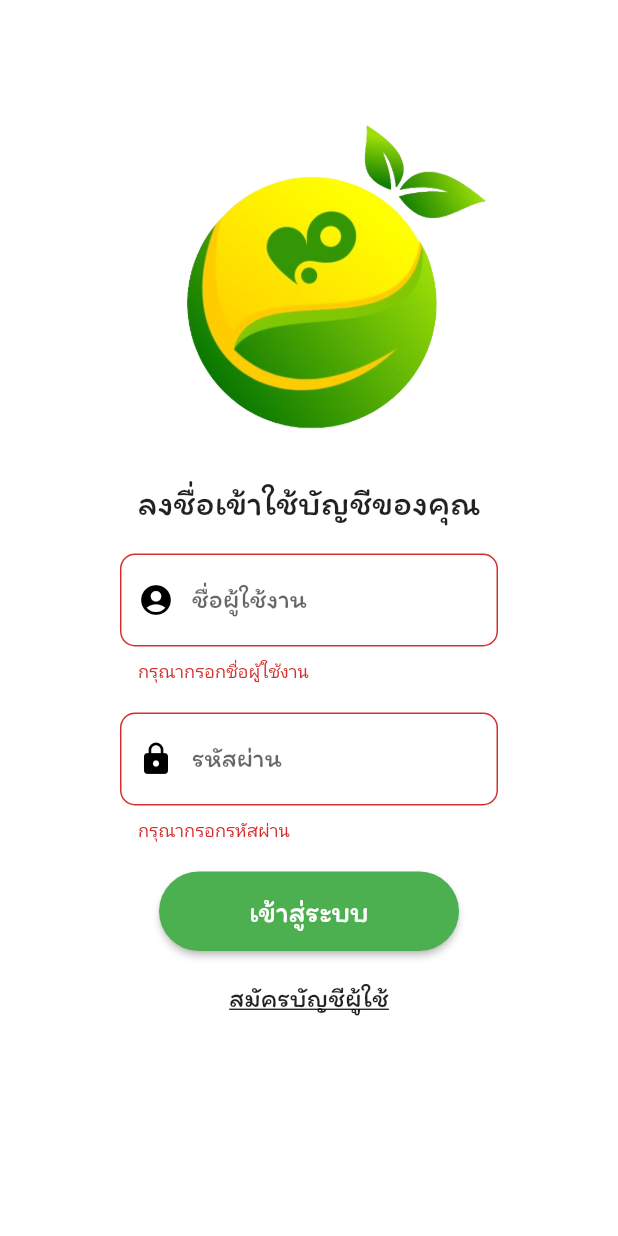
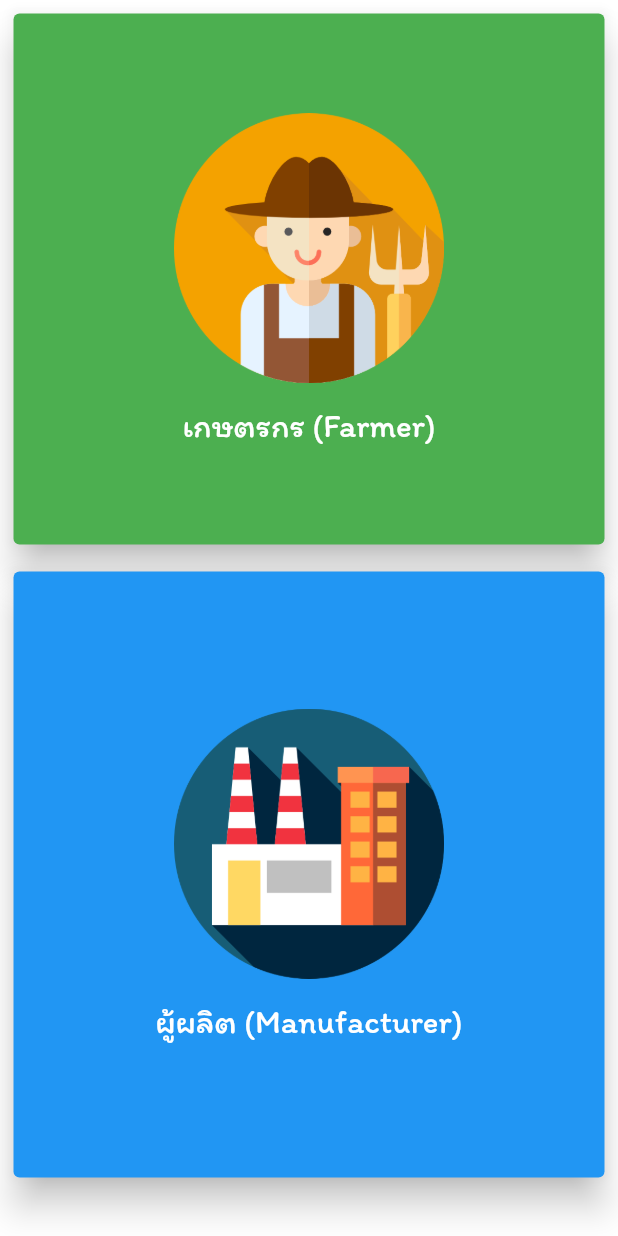
Before and after one commit to all890/mju_food_trace_app, a Flutter app: the screen it shows after launch, after a tap on "เข้าสู่ระบบ", after a tap on "สมัครบัญชีผู้ใช้", on a phone screen of 412 x 824 dp. Run offline on Flutter 3.47's test engine with Material 2 defaults, Android fonts, the phone set to English and light mode, and no system bars; our stand-ins replace file_picker, flutter_typeahead, geolocator, google_maps_flutter, quickalert; missing offline and left inert: dart:ffi, flutter_google_location_picker, flutter_session_manager.

Commit message:
Add register selection screen

```diff
--- a/lib/main.dart
+++ b/lib/main.dart
@@ -5,6 +5,7 @@ import 'package:mju_food_trace_app/screen/farmer/list_planting_farmer_screen.dar
 import 'package:mju_food_trace_app/screen/farmer_register_screen.dart';
 import 'package:mju_food_trace_app/screen/login_screen.dart';
 import 'package:mju_food_trace_app/screen/manufacturer_register_screen.dart';
+import 'package:mju_food_trace_app/screen/register_selection_screen.dart';
 import 'package:mju_food_trace_app/screen/register_success_screen.dart';
 
 void main() {
@@ -18,7 +19,7 @@ class MainApp extends StatelessWidget {
   Widget build(BuildContext context) {
     return const MaterialApp(
       debugShowCheckedModeBanner: false,
-      home:LoginScreen()
+      home: LoginScreen()
     );
   }
 }
--- a/lib/screen/farmer_register_screen.dart
+++ b/lib/screen/farmer_register_screen.dart
@@ -7,6 +7,7 @@ import 'package:http/http.dart' as http;
 import 'package:file_picker/file_picker.dart';
 import 'package:flutter/material.dart';
 import 'package:intl/intl.dart';
+import 'package:mju_food_trace_app/screen/login_screen.dart';
 import 'package:mju_food_trace_app/screen/register_success_screen.dart';
 import 'package:quickalert/quickalert.dart';
 
@@ -166,7 +167,7 @@ class _FarmerRegisterScreenState extends State<FarmerRegisterScreen> {
                                           Navigator.of(context).pushReplacement(
                                             MaterialPageRoute(
                                               builder: (BuildContext context) {
-                                                return const RegisterSuccessScreen();
+                                                return const LoginScreen();
                                               }
                                             )
                                           );
--- a/lib/screen/login_screen.dart
+++ b/lib/screen/login_screen.dart
@@ -8,6 +8,7 @@ import 'package:mju_food_trace_app/constant/constant.dart';
 import 'package:mju_food_trace_app/controller/user_controller.dart';
 import 'package:mju_food_trace_app/screen/admin/main_admin_screen.dart';
 import 'package:mju_food_trace_app/screen/manufacturer/main_manufacturer_screen.dart';
+import 'package:mju_food_trace_app/screen/register_selection_screen.dart';
 import 'package:quickalert/models/quickalert_type.dart';
 import 'package:quickalert/widgets/quickalert_dialog.dart';
 
@@ -219,7 +220,13 @@ class _LoginScreenState extends State<LoginScreen> {
                           ),
                         ),
                         onTap: () {
-                          //Go to register selection
+                          Navigator.of(context).pushReplacement(
+                            MaterialPageRoute(
+                              builder: (BuildContext context) {
+                                return const RegisterSelectionScreen();
+                              }
+                            )
+                          );
                           print("Go to register selection");
                         },
                       ),
--- /dev/null
+++ b/lib/screen/register_selection_screen.dart
@@ -0,0 +1,108 @@
+
+import 'package:flutter/material.dart';
+import 'package:mju_food_trace_app/constant/constant.dart';
+import 'package:mju_food_trace_app/screen/farmer_register_screen.dart';
+import 'package:mju_food_trace_app/screen/manufacturer_register_screen.dart';
+
+class RegisterSelectionScreen extends StatelessWidget {
+  const RegisterSelectionScreen({super.key});
+
+  @override
+  Widget build(BuildContext context) {
+    return SafeArea(
+      child: Scaffold(
+        backgroundColor: kBackgroundColor,
+        body: Column(
+          children: [
+            GestureDetector(
+              onTap: () {
+                print("Select farmer");
+                Navigator.of(context).pushReplacement(
+                  MaterialPageRoute(
+                    builder: (BuildContext context) {
+                      return const FarmerRegisterScreen();
+                    }
+                  )
+                );
+              },
+              child: Padding(
+                padding: const EdgeInsets.all(5.0),
+                child: SizedBox(
+                  width: MediaQuery.of(context).size.width,
+                  height: MediaQuery.of(context).size.height/2-50,
+                  child: Card(
+                    elevation: 10,
+                    color: Colors.green,
+                    child: Column(
+                      mainAxisAlignment: MainAxisAlignment.center,
+                      children: [
+                        SizedBox(
+                          width: 180,
+                          height: 180,
+                          child: Image(
+                            image: AssetImage('images/farmer_icon.png')
+                          )
+                        ),
+                        Padding(
+                          padding: const EdgeInsets.only(top: 15),
+                          child: Text(
+                            "เกษตรกร (Farmer)",
+                            style: TextStyle(
+                              fontSize: 22, fontFamily: 'Itim',color: Colors.white),
+                          ),
+                        )
+                      ],
+                    ),
+                  ),
+                ),
+              ),
+            ),
+            GestureDetector(
+              onTap: () {
+                print("Select manufacturer");
+                Navigator.of(context).pushReplacement(
+                  MaterialPageRoute(
+                    builder: (BuildContext context) {
+                      return const ManufacturerRegisterScreen();
+                    }
+                  )
+                );
+              },
+              child: Padding(
+                padding: const EdgeInsets.all(5.0),
+                child: SizedBox(
+                  width: MediaQuery.of(context).size.width,
+                  height: MediaQuery.of(context).size.height/2,
+                  child: Card(
+                    elevation: 10,
+                    color: Colors.blue,
+                    child: Column(
+                      mainAxisAlignment: MainAxisAlignment.center,
+                      children: [
+                        SizedBox(
+                          width: 180,
+                          height: 180,
+                          child: Image(
+                            image: AssetImage('images/factory_icon.png')
+                          )
+                        ),
+                        Padding(
+                          padding: const EdgeInsets.only(top: 15),
+                          child: Text(
+                            "ผู้ผลิต (Manufacturer)",
+                            style: TextStyle(
+                              fontSize: 22, fontFamily: 'Itim',color: Colors.white),
+                          ),
+                        )
+                      ],
+                    ),
+                  ),
+                ),
+              ),
+            ),
+          ]
+        ),
+      ),
+    );
+  }
+}
```
